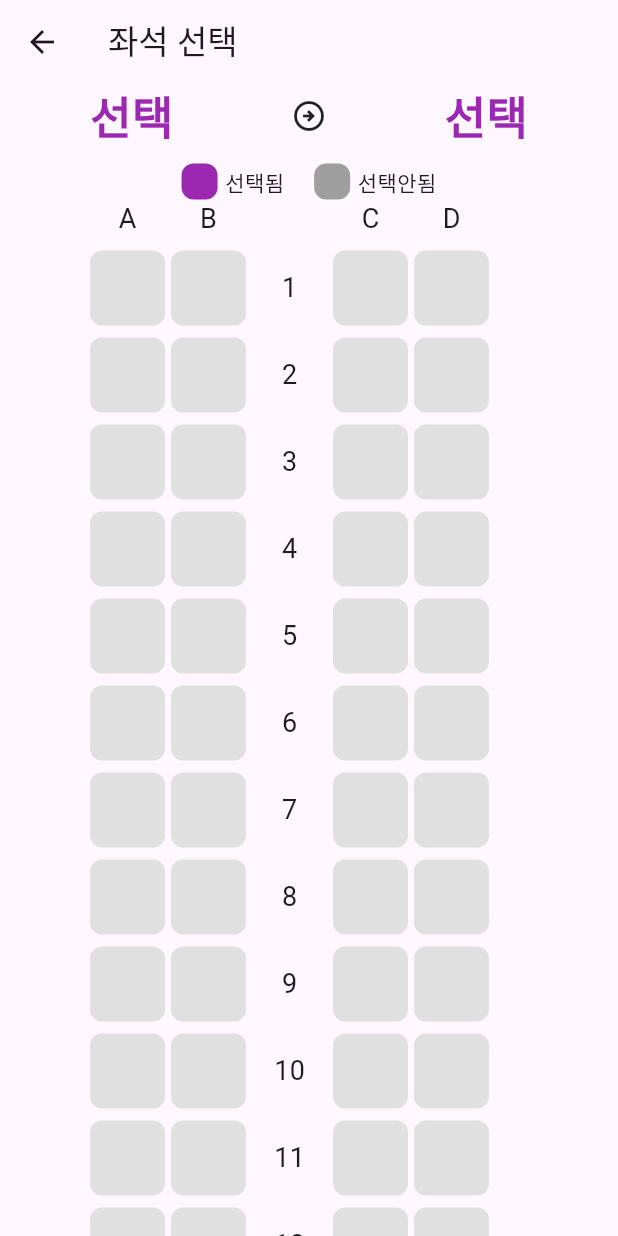
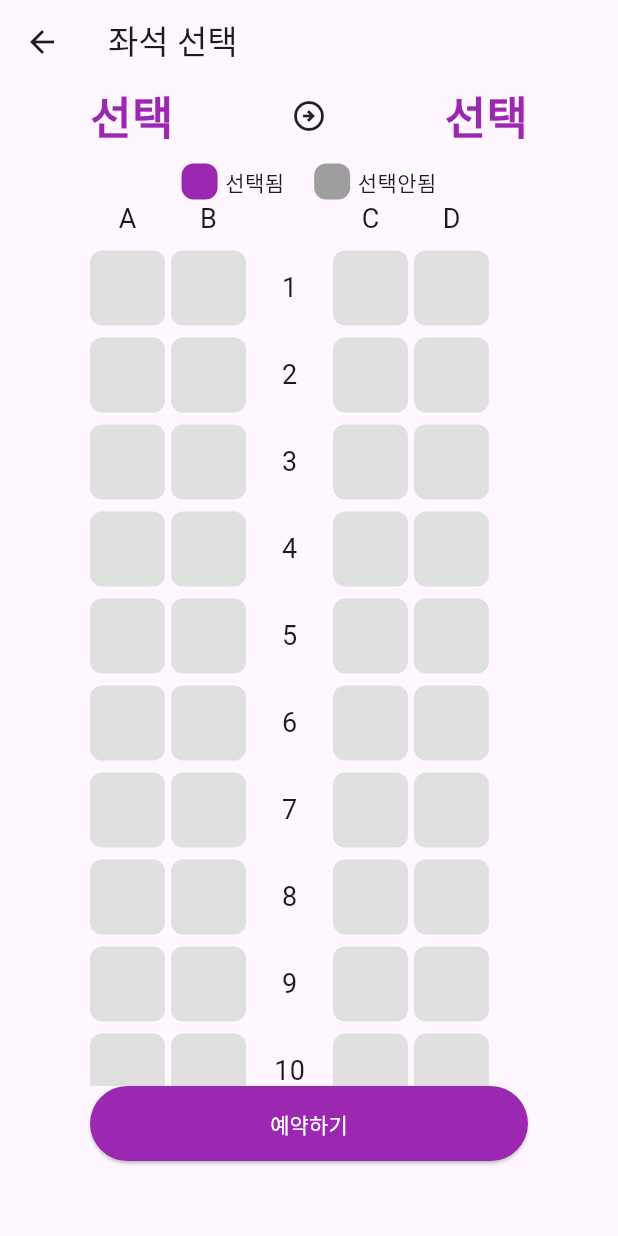
Before and after one commit to duddms72003/flutter_train_app, a Flutter app: the screen it shows after launch, after a tap on "좌석 선택", on a phone screen of 412 x 824 dp. Run offline on Flutter 3.47's test engine with Material 3 defaults, Android fonts, the phone set to English and light mode, and no system bars.

Commit message:
add reservation_button / modify seat_page

```diff
--- /dev/null
+++ b/lib/pages/widgets/reservation_button.dart
@@ -0,0 +1,53 @@
+import 'package:flutter/material.dart';
+
+class ReservationButton extends StatelessWidget {
+  final int? selectedRow; // final로 변경하여 불변성을 유지
+  final int? selectedCol; // final로 변경하여 불변성을 유지
+
+  ReservationButton({this.selectedRow, this.selectedCol});
+
+  @override
+  Widget build(BuildContext context) {
+    return Padding(
+      padding: const EdgeInsets.only(bottom: 50),
+      child: SizedBox(
+        width: double.infinity,
+        height: 50,
+        child: ElevatedButton(
+          onPressed: () {
+            showDialog(
+              context: context,
+              builder: (context) {
+                return AlertDialog(
+                  title: Text('예매 하시겠습니까?'),
+                  content: Text(
+                      '좌석 : ${selectedRow != null ? selectedRow! + 1 : '선택해주세요'} - ${selectedCol != null ? String.fromCharCode(selectedCol! + 'A'.codeUnitAt(0)) : '선택해주세요'}'),
+                  actions: [
+                    TextButton(
+                      onPressed: () {
+                        Navigator.of(context).pop();
+                      },
+                      child: Text('취소'),
+                    ),
+                    TextButton(
+                      onPressed: () {
+                        // 예약 로직 추가
+                        Navigator.of(context).pop();
+                      },
+                      child: Text('확인'),
+                    ),
+                  ],
+                );
+              },
+            );
+          },
+          style: ElevatedButton.styleFrom(
+            backgroundColor: Colors.purple,
+            foregroundColor: Colors.white,
+          ),
+          child: Text('예약하기'),
+        ),
+      ),
+    );
+  }
+}
--- a/lib/pages/widgets/seat_page.dart
+++ b/lib/pages/widgets/seat_page.dart
@@ -1,6 +1,7 @@
 import 'package:flutter/material.dart';
+import 'package:flutter_train_app/pages/widgets/reservation_button.dart';
 
-class SeatPage extends StatelessWidget {
+class SeatPage extends StatefulWidget {
   final String departureStation;
   final String arrivalStation;
 
@@ -8,6 +9,26 @@ class SeatPage extends StatelessWidget {
     required this.departureStation,
     required this.arrivalStation,
   });
+
+  @override
+  State<SeatPage> createState() => _SeatPageState();
+}
+
+class _SeatPageState extends State<SeatPage> {
+  int? selectedRow;
+  int? selectedCol;
+
+  void selectSeat(int row, int col) {
+    setState(() {
+      if (selectedRow == row && selectedCol == col) {
+        selectedRow = null;
+        selectedCol = null;
+      } else {
+        selectedRow = row;
+        selectedCol = col;
+      }
+    });
+  }
 
   @override
   Widget build(BuildContext context) {
@@ -19,27 +40,30 @@ class SeatPage extends StatelessWidget {
         padding: const EdgeInsets.symmetric(horizontal: 60),
         child: Column(
           children: [
-            _stationLabel(departureStation, arrivalStation),
+            stationLabel(widget.departureStation, widget.arrivalStation),
             SizedBox(height: 10),
             Row(
               mainAxisAlignment: MainAxisAlignment.center,
               children: [
-                _choiceLabel(Colors.purple, '선택됨'),
+                label(Colors.purple, '선택됨'),
                 SizedBox(width: 20),
-                _choiceLabel(Colors.grey, '선택안됨'),
+                label(Colors.grey, '선택안됨'),
               ],
             ),
             Expanded(
               child: allSeats(),
+            ),
+            ReservationButton(
+              selectedRow: selectedRow,
+              selectedCol: selectedCol,
             ),
           ],
         ),
       ),
     );
   }
-}
 
-Row _stationLabel(String departureStation, String arrivalStation) {
+  Row stationLabel(String departureStation, String arrivalStation) {
     return Row(
       mainAxisAlignment: MainAxisAlignment.center,
       children: [
@@ -66,15 +90,15 @@ Row _stationLabel(String departureStation, String arrivalStation) {
     );
   }
 
-Widget _choiceLabel(Color color, String label) {
+  Widget label(Color color, String label) {
     return Row(
       children: [
         Container(
           width: 24,
           height: 24,
           decoration: BoxDecoration(
+            color: color,
             borderRadius: BorderRadius.circular(8),
-          color: color,
           ),
         ),
         SizedBox(width: 5),
@@ -87,21 +111,21 @@ Widget allSeats() {
     return SingleChildScrollView(
       child: Row(
         children: [
-        columLine('A'),
+          seatColumnLine('A', 0),
           SizedBox(width: 4),
-        columLine('B'),
+          seatColumnLine('B', 1),
           SizedBox(width: 4),
           seatNum(),
           SizedBox(width: 4),
-        columLine('C'),
+          seatColumnLine('C', 2),
           SizedBox(width: 4),
-        columLine('D'),
+          seatColumnLine('D', 3),
         ],
       ),
     );
   }
 
-Widget columLine(String label) {
+  Widget seatColumnLine(String label, int col) {
     return Container(
       child: Column(
         children: [
@@ -109,40 +133,23 @@ Widget columLine(String label) {
             label,
             style: TextStyle(fontSize: 18),
           ),
-        seat(),
-        seat(),
-        seat(),
-        seat(),
-        seat(),
-        seat(),
-        seat(),
-        seat(),
-        seat(),
-        seat(),
-        seat(),
-        seat(),
-        seat(),
-        seat(),
-        seat(),
-        seat(),
-        seat(),
-        seat(),
-        seat(),
-        seat(),
+          ...List.generate(20, (row) => seat(row, col)),
         ],
       ),
     );
   }
 
-Widget seat() {
+  Widget seat(int row, int col) {
+    bool isSelected = row == selectedRow && col == selectedCol;
     return Padding(
       padding: const EdgeInsets.only(top: 8),
+      child: GestureDetector(
+        onTap: () => selectSeat(row, col),
         child: Container(
           width: 50,
           height: 50,
-      child: Container(
           decoration: BoxDecoration(
-          color: Colors.grey[300]!,
+            color: isSelected ? Colors.purple : Colors.grey[300]!,
             borderRadius: BorderRadius.circular(8),
           ),
         ),
@@ -180,3 +187,4 @@ Widget seatNum() {
       ),
     );
   }
+}
```
Lines whose indentation alone changed are shown as unchanged.
